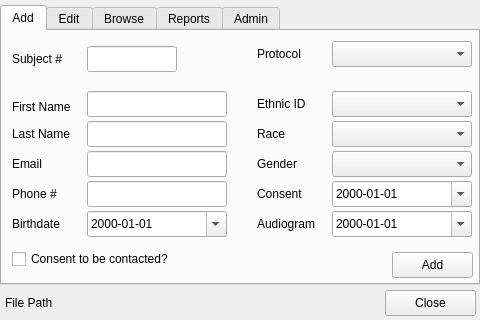
Old version of the form src/psylab/subject_manager/subject_manager.ui in the repository cbrown1/psylab.
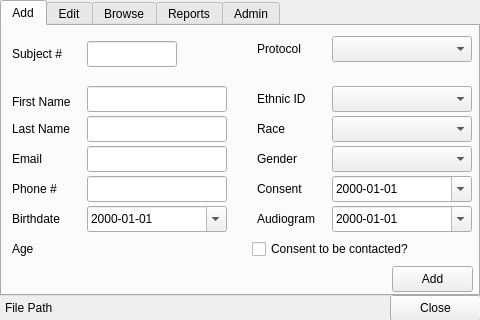
New version of the form.

Diff of the .ui file:
```diff
--- a/src/psylab/subject_manager/subject_manager.ui
+++ b/src/psylab/subject_manager/subject_manager.ui
@@ -17,9 +17,9 @@
    <property name="geometry">
     <rect>
      <x>0</x>
-     <y>5</y>
+     <y>0</y>
      <width>480</width>
-     <height>280</height>
+     <height>296</height>
     </rect>
    </property>
    <property name="currentIndex">
@@ -191,9 +191,9 @@
     <widget class="QCheckBox" name="add_contact_add_checkBox">
      <property name="geometry">
       <rect>
-       <x>10</x>
-       <y>215</y>
-       <width>221</width>
+       <x>250</x>
+       <y>210</y>
+       <width>196</width>
        <height>26</height>
       </rect>
      </property>
@@ -317,7 +317,7 @@
      <property name="geometry">
       <rect>
        <x>390</x>
-       <y>221</y>
+       <y>240</y>
        <width>81</width>
        <height>26</height>
       </rect>
@@ -349,6 +349,19 @@
       </rect>
      </property>
     </widget>
+    <widget class="QLabel" name="add_age_label">
+     <property name="geometry">
+      <rect>
+       <x>10</x>
+       <y>215</y>
+       <width>181</width>
+       <height>16</height>
+      </rect>
+     </property>
+     <property name="text">
+      <string>Age</string>
+     </property>
+    </widget>
    </widget>
    <widget class="QWidget" name="tab_2">
     <attribute name="title">
@@ -646,8 +659,8 @@
   <widget class="QPushButton" name="close_pushButton">
    <property name="geometry">
     <rect>
-     <x>385</x>
-     <y>290</y>
+     <x>390</x>
+     <y>295</y>
      <width>91</width>
      <height>26</height>
     </rect>
@@ -660,7 +673,7 @@
    <property name="geometry">
     <rect>
      <x>5</x>
-     <y>295</y>
+     <y>300</y>
      <width>376</width>
      <height>16</height>
     </rect>
```
Left out of the diff: 8 changed lines with no effect on the pictures.
